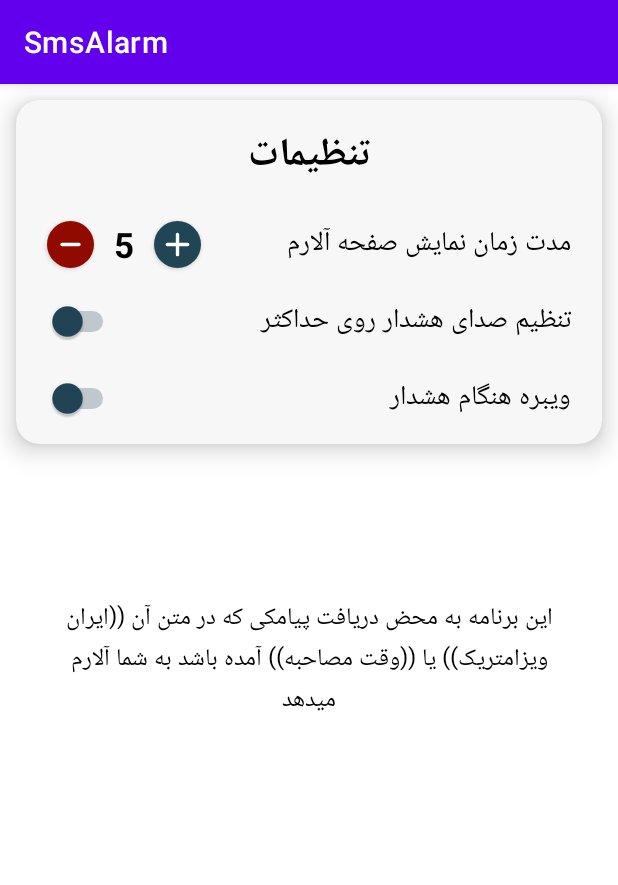
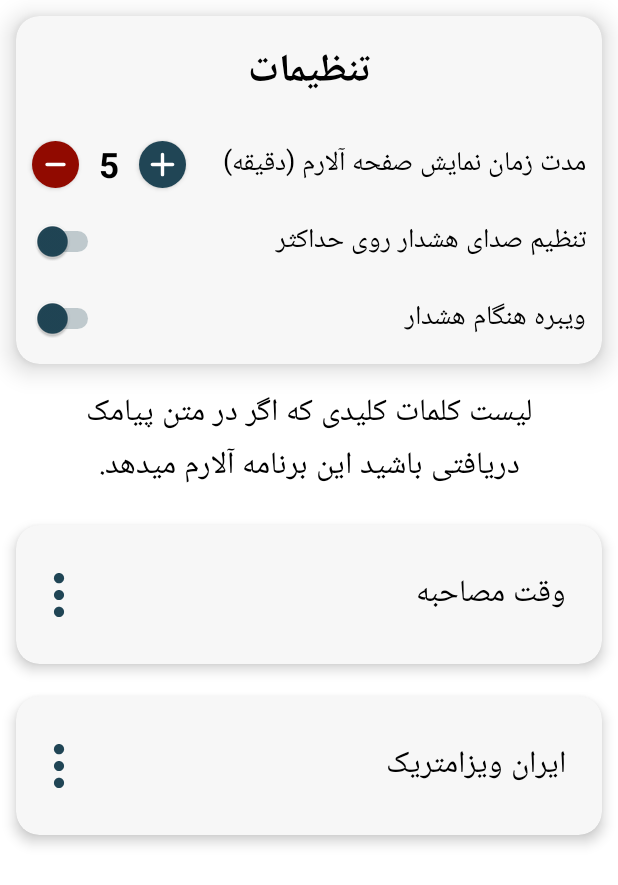
Before and after one commit to mohammadyt9731/smsAlarm, an Android app: the screen it shows after launch (MainActivity), on a phone screen of 412 x 824 dp. Shown: the top 885 px of the screen. Run offline under Robolectric (Android 15) with nearby library versions, the phone set to English and light mode, and no system bars; our stand-ins replace Dagger/Hilt's generated code, Room's generated code, sdp/ssp sizes.

Commit message:
Implement filter list

```diff
--- a/app/src/main/java/com/ddt/smsalarm/data/db/FilterDao.kt
+++ b/app/src/main/java/com/ddt/smsalarm/data/db/FilterDao.kt
@@ -6,7 +6,7 @@ import kotlinx.coroutines.flow.Flow
 @Dao
 interface FilterDao {
 
-    @Insert
+    @Insert(onConflict = OnConflictStrategy.REPLACE)
     suspend fun insertFilter(filterEntity: FilterEntity)
 
     @Update
--- a/app/src/main/java/com/ddt/smsalarm/data/db/FilterEntity.kt
+++ b/app/src/main/java/com/ddt/smsalarm/data/db/FilterEntity.kt
@@ -6,6 +6,6 @@ import androidx.room.PrimaryKey
 @Entity(tableName = "filter")
 data class FilterEntity(
     @PrimaryKey(autoGenerate = true)
-    val id: Int,
+    val id: Int = 0,
     val text: String
 )
--- /dev/null
+++ b/app/src/main/java/com/ddt/smsalarm/ui/FilterAdapter.kt
@@ -0,0 +1,103 @@
+package com.ddt.smsalarm.ui
+
+import android.annotation.SuppressLint
+import android.view.LayoutInflater
+import android.view.View
+import android.view.ViewGroup
+import android.widget.PopupMenu
+import androidx.recyclerview.widget.DiffUtil
+import androidx.recyclerview.widget.RecyclerView
+import com.ddt.smsalarm.R
+import com.ddt.smsalarm.data.db.FilterEntity
+import com.ddt.smsalarm.databinding.ItemFilterListBinding
+import javax.inject.Inject
+
+class FilterAdapter @Inject constructor() :
+    RecyclerView.Adapter<FilterAdapter.ViewHolder>() {
+
+    private var filters = emptyList<FilterEntity>()
+
+    private var deleteClickListener: ((FilterEntity: FilterEntity) -> Unit)? = null
+    private var editClickListener: ((id: Int) -> Unit)? = null
+
+    fun setOnClickListeners(
+        deleteClickListener: ((FilterEntity: FilterEntity) -> Unit),
+        editClickListener: ((id: Int) -> Unit)
+    ) {
+        this.deleteClickListener = deleteClickListener
+        this.editClickListener = editClickListener
+    }
+
+    override fun onCreateViewHolder(parent: ViewGroup, viewType: Int): ViewHolder {
+        val binding =
+            ItemFilterListBinding.inflate(LayoutInflater.from(parent.context), parent, false)
+        return ViewHolder(binding)
+    }
+
+    override fun getItemCount() = filters.size
+
+    override fun onBindViewHolder(holder: ViewHolder, position: Int) {
+        holder.binding.apply {
+            holder.setData(position)
+            ivPopupMenu.setOnClickListener {
+                setUpPopUpMenu(it, position)
+            }
+        }
+    }
+
+    inner class ViewHolder(val binding: ItemFilterListBinding) :
+        RecyclerView.ViewHolder(binding.root) {
+
+        @SuppressLint("SetTextI18n")
+        fun setData(position: Int) {
+            binding.apply {
+                tvFilterText.text = filters[position].text
+            }
+        }
+    }
+
+    private fun setUpPopUpMenu(view: View, position: Int) {
+        val popupMenu = PopupMenu(view.context, view)
+        popupMenu.menuInflater.inflate(R.menu.popup_menu, popupMenu.menu)
+        popupMenu.setOnMenuItemClickListener { menuItem ->
+            when (menuItem.itemId) {
+                R.id.item_edit -> {
+                    editClickListener?.let { it(filters[position].id) }
+                }
+                R.id.item_delete -> {
+                    deleteClickListener?.let { it(filters[position]) }
+                }
+            }
+            true
+        }
+        popupMenu.show()
+    }
+
+    fun setNewList(newList: List<FilterEntity>) {
+        val mentionDiffUtils = MentionDiffUtils(filters, newList)
+        val diffUtils = DiffUtil.calculateDiff(mentionDiffUtils)
+        filters = newList
+        diffUtils.dispatchUpdatesTo(this)
+    }
+
+    class MentionDiffUtils(
+        private val oldList: List<FilterEntity>, private val newList: List<FilterEntity>
+    ) : DiffUtil.Callback() {
+
+        override fun getOldListSize(): Int {
+            return oldList.size
+        }
+
+        override fun getNewListSize(): Int {
+            return newList.size
+        }
+
+        override fun areItemsTheSame(oldItemPosition: Int, newItemPosition: Int): Boolean {
+            return oldList[oldItemPosition].id == newList[newItemPosition].id
+        }
+
+        override fun areContentsTheSame(oldItemPosition: Int, newItemPosition: Int): Boolean {
+            return oldList[oldItemPosition] === newList[newItemPosition]
+        }
+    }
+}
--- a/app/src/main/java/com/ddt/smsalarm/ui/MainActivity.kt
+++ b/app/src/main/java/com/ddt/smsalarm/ui/MainActivity.kt
@@ -14,10 +14,13 @@ import androidx.appcompat.app.AppCompatActivity
 import androidx.core.app.ActivityCompat
 import androidx.core.content.ContextCompat
 import androidx.lifecycle.lifecycleScope
+import androidx.recyclerview.widget.LinearLayoutManager
 import com.ddt.smsalarm.R
+import com.ddt.smsalarm.data.db.FilterEntity
 import com.ddt.smsalarm.data.model.Setting
 import com.ddt.smsalarm.databinding.ActivityMainBinding
 import dagger.hilt.android.AndroidEntryPoint
+import javax.inject.Inject
 
 @AndroidEntryPoint
 class MainActivity : AppCompatActivity() {
@@ -28,6 +31,9 @@ class MainActivity : AppCompatActivity() {
 
     private lateinit var setting: Setting
 
+    @Inject
+    lateinit var filterAdapter: FilterAdapter
+
     override fun onCreate(savedInstanceState: Bundle?) {
         super.onCreate(savedInstanceState)
         binding = ActivityMainBinding.inflate(layoutInflater, null, false)
@@ -37,6 +43,7 @@ class MainActivity : AppCompatActivity() {
         checkScreenOverlaysPermission()
         initCollection()
         setOnClick()
+        setUpRecyclerView()
     }
 
     private fun getSmsPermission() {
@@ -102,6 +109,12 @@ class MainActivity : AppCompatActivity() {
                 }
             }
         }
+
+        lifecycleScope.launchWhenCreated {
+            viewModel.filters.collect {
+                filterAdapter.setNewList(it)
+            }
+        }
     }
 
     private fun setOnClick() {
@@ -122,14 +135,29 @@ class MainActivity : AppCompatActivity() {
             }
 
             switchVibrator.setOnClickListener {
-                setting=setting.copy(isVibratorEnable = setting.isVibratorEnable.not())
+                setting = setting.copy(isVibratorEnable = setting.isVibratorEnable.not())
                 viewModel.saveSetting(setting)
             }
 
             switchMaxVolume.setOnClickListener {
-                setting=setting.copy(isMaxVolumeEnable = setting.isMaxVolumeEnable.not())
+                setting = setting.copy(isMaxVolumeEnable = setting.isMaxVolumeEnable.not())
                 viewModel.saveSetting(setting)
             }
         }
     }
+
+    private fun setUpRecyclerView() {
+        //setOnClik
+        filterAdapter.setOnClickListeners(
+            deleteClickListener = {
+                viewModel.deleteFilter(it)
+            }, editClickListener = {
+
+            })
+
+        binding.rvFilters.apply {
+            layoutManager = LinearLayoutManager(this@MainActivity)
+            adapter = filterAdapter
+        }
+    }
 }
--- a/app/src/main/java/com/ddt/smsalarm/ui/MainViewModel.kt
+++ b/app/src/main/java/com/ddt/smsalarm/ui/MainViewModel.kt
@@ -3,8 +3,8 @@ package com.ddt.smsalarm.ui
 import androidx.lifecycle.ViewModel
 import androidx.lifecycle.viewModelScope
 import com.ddt.smsalarm.data.MainRepository
+import com.ddt.smsalarm.data.db.FilterEntity
 import com.ddt.smsalarm.data.model.Setting
-import com.ddt.smsalarm.data.db.FilterEntity
 import dagger.hilt.android.lifecycle.HiltViewModel
 import kotlinx.coroutines.Dispatchers
 import kotlinx.coroutines.flow.MutableStateFlow
@@ -22,8 +22,16 @@ class MainViewModel @Inject constructor(private val repository: MainRepository)
     val setting = _setting.asStateFlow()
 
     init {
+        insertDefaultFeature()
         getSetting()
         getFilters()
+
+    }
+
+    private fun insertDefaultFeature() =viewModelScope.launch(Dispatchers.IO) {
+        repository.insertFilter(FilterEntity(id = 1, text = "وقت مصاحبه"))
+        repository.insertFilter(FilterEntity(id = 2, text = "ایران ویزامتریک"))
+
     }
 
     private fun getFilters() = viewModelScope.launch(Dispatchers.IO) {
--- /dev/null
+++ b/app/src/main/res/drawable/ic_menu_kebab.xml
@@ -0,0 +1,15 @@
+<vector xmlns:android="http://schemas.android.com/apk/res/android"
+    android:width="36dp"
+    android:height="36dp"
+    android:viewportWidth="32"
+    android:viewportHeight="32">
+  <path
+      android:fillColor="#FF000000"
+      android:pathData="M13,16c0,1.654 1.346,3 3,3s3,-1.346 3,-3s-1.346,-3 -3,-3S13,14.346 13,16z"/>
+  <path
+      android:fillColor="#FF000000"
+      android:pathData="M13,26c0,1.654 1.346,3 3,3s3,-1.346 3,-3s-1.346,-3 -3,-3S13,24.346 13,26z"/>
+  <path
+      android:fillColor="#FF000000"
+      android:pathData="M13,6c0,1.654 1.346,3 3,3s3,-1.346 3,-3s-1.346,-3 -3,-3S13,4.346 13,6z"/>
+</vector>
--- a/app/src/main/res/layout/activity_main.xml
+++ b/app/src/main/res/layout/activity_main.xml
@@ -8,6 +8,7 @@
     tools:context=".ui.MainActivity">
 
     <com.google.android.material.card.MaterialCardView
+        android:id="@+id/cl_setting"
         android:layout_width="match_parent"
         android:layout_height="wrap_content"
         android:layout_margin="@dimen/_8sdp"
@@ -37,7 +38,8 @@
                 android:id="@+id/tv_alarm_duration_title"
                 android:layout_width="wrap_content"
                 android:layout_height="wrap_content"
-                android:layout_margin="@dimen/_16sdp"
+                android:layout_marginHorizontal="@dimen/_8sdp"
+                android:layout_marginTop="@dimen/_18sdp"
                 android:text="@string/alarm_duration"
                 android:textColor="@color/black"
                 android:textSize="@dimen/_14ssp"
@@ -48,6 +50,7 @@
                 android:id="@+id/btn_increment"
                 android:layout_width="@dimen/_24sdp"
                 android:layout_height="@dimen/_24sdp"
+                android:layout_marginLeft="@dimen/_10sdp"
                 android:insetLeft="0dp"
                 android:insetTop="0dp"
                 android:insetRight="0dp"
@@ -60,7 +63,6 @@
                 app:iconPadding="0dp"
                 app:iconSize="@dimen/_14sdp"
                 app:iconTint="@color/white"
-                android:layout_marginLeft="@dimen/_10sdp"
                 app:layout_constraintBottom_toBottomOf="@id/btn_decrement"
                 app:layout_constraintLeft_toRightOf="@id/tv_alarm_duration"
                 app:layout_constraintTop_toTopOf="@id/btn_decrement" />
@@ -119,15 +121,23 @@
 
 
     <TextView
+        android:id="@+id/filter_list_title"
         android:layout_width="match_parent"
-        android:layout_height="match_parent"
+        android:layout_height="wrap_content"
+        android:layout_marginTop="@dimen/_12sdp"
         android:gravity="center"
         android:paddingHorizontal="32dp"
         android:text="@string/description"
         android:textColor="@color/black"
-        android:textSize="16sp"
-        tools:layout_editor_absoluteX="0dp"
-        tools:layout_editor_absoluteY="25dp" />
+        android:textSize="@dimen/_16ssp"
+        app:layout_constraintTop_toBottomOf="@id/cl_setting" />
 
+    <androidx.recyclerview.widget.RecyclerView
+        android:id="@+id/rv_filters"
+        android:layout_width="match_parent"
+        android:layout_height="0dp"
+        android:layout_marginTop="@dimen/_8sdp"
+        app:layout_constraintBottom_toBottomOf="parent"
+        app:layout_constraintTop_toBottomOf="@id/filter_list_title" />
 
 </androidx.constraintlayout.widget.ConstraintLayout>
--- /dev/null
+++ b/app/src/main/res/layout/item_filter_list.xml
@@ -0,0 +1,44 @@
+<?xml version="1.0" encoding="utf-8"?>
+<com.google.android.material.card.MaterialCardView xmlns:android="http://schemas.android.com/apk/res/android"
+    xmlns:app="http://schemas.android.com/apk/res-auto"
+    android:layout_width="match_parent"
+    android:layout_height="wrap_content"
+    android:layout_margin="@dimen/_8sdp"
+    android:backgroundTint="@color/semi_white"
+    app:cardCornerRadius="@dimen/_12sdp"
+    app:cardElevation="@dimen/_4sdp"
+    app:layout_constraintTop_toTopOf="parent"
+    app:rippleColor="@color/dark_blue_ripple">
+
+    <androidx.constraintlayout.widget.ConstraintLayout
+        android:layout_width="match_parent"
+        android:layout_height="match_parent"
+        android:layout_marginHorizontal="@dimen/_8sdp"
+        android:layout_marginVertical="@dimen/_12sdp">
+
+        <TextView
+            android:id="@+id/tv_filter_text"
+            android:layout_width="0dp"
+            android:layout_height="wrap_content"
+            android:layout_margin="@dimen/_10sdp"
+            android:text="@string/sample_filter"
+            android:textColor="@color/black"
+            android:textSize="@dimen/_16ssp"
+            app:layout_constraintBottom_toBottomOf="parent"
+            app:layout_constraintLeft_toRightOf="@id/iv_popup_menu"
+            app:layout_constraintRight_toRightOf="parent"
+            app:layout_constraintTop_toTopOf="parent" />
+
+        <ImageView
+            android:id="@+id/iv_popup_menu"
+            android:layout_width="wrap_content"
+            android:layout_height="wrap_content"
+            android:src="@drawable/ic_menu_kebab"
+            app:layout_constraintBottom_toBottomOf="@id/tv_filter_text"
+            app:layout_constraintLeft_toLeftOf="parent"
+            app:layout_constraintTop_toTopOf="@id/tv_filter_text"
+            app:tint="@color/dark_blue" />
+
+
+    </androidx.constraintlayout.widget.ConstraintLayout>
+</com.google.android.material.card.MaterialCardView>
--- /dev/null
+++ b/app/src/main/res/menu/popup_menu.xml
@@ -0,0 +1,11 @@
+<?xml version="1.0" encoding="utf-8"?>
+<menu xmlns:android="http://schemas.android.com/apk/res/android">
+
+    <item
+        android:id="@+id/item_edit"
+        android:title="@string/edit"/>
+
+    <item
+        android:id="@+id/item_delete"
+        android:title="@string/delete"/>
+</menu>
--- a/app/src/main/res/values/colors.xml
+++ b/app/src/main/res/values/colors.xml
@@ -11,4 +11,5 @@
     <color name="dark_blue">#204555</color>
     <color name="red">#910A00</color>
     <color name="semi_white">#f7f7f7</color>
+    <color name="dark_blue_ripple">#33204555</color>
 </resources>
--- a/app/src/main/res/values/strings.xml
+++ b/app/src/main/res/values/strings.xml
@@ -1,6 +1,6 @@
 <resources>
     <string name="app_name">SmsAlarm</string>
-    <string name="description">این برنامه به محض دریافت پیامکی که در متن آن ((ایران ویزامتریک)) یا ((وقت مصاحبه)) آمده باشد به شما آلارم میدهد</string>
+    <string name="description">لیست کلمات کلیدی که اگر در متن پیامک دریافتی باشید این برنامه آلارم میدهد.</string>
     <string name="close">بستن</string>
     <string name="sampleSms">متن پیامک</string>
     <string name="get_permission">دریافت مجوز Screen Overlays</string>
@@ -8,8 +8,11 @@
     <string name="givePermission">دادن مجوز</string>
     <string name="cancel">لغو</string>
     <string name="setting">تنظیمات</string>
-    <string name="alarm_duration">مدت زمان نمایش صفحه آلارم</string>
+    <string name="alarm_duration">مدت زمان نمایش صفحه آلارم (دقیقه)</string>
     <string name="max_volume">تنظیم صدای هشدار روی حداکثر</string>
     <string name="vibrate_when_alarm">ویبره هنگام هشدار</string>
     <string name="five">5</string>
+    <string name="sample_filter">وقت مصاحبه</string>
+    <string name="edit">ویرایش</string>
+    <string name="delete">حذف</string>
 </resources>
--- a/app/src/main/res/values/themes.xml
+++ b/app/src/main/res/values/themes.xml
@@ -1,9 +1,9 @@
 <resources xmlns:tools="http://schemas.android.com/tools">
     <!-- Base application theme. -->
-    <style name="Theme.SmsAlarm" parent="Theme.MaterialComponents.DayNight.DarkActionBar">
+    <style name="Theme.SmsAlarm" parent="Theme.MaterialComponents.DayNight.NoActionBar">
         <!-- Primary brand color. -->
-        <item name="colorPrimary">@color/purple_500</item>
-        <item name="colorPrimaryVariant">@color/purple_700</item>
+        <item name="colorPrimary">@color/dark_blue</item>
+        <item name="colorPrimaryVariant">@color/dark_blue</item>
         <item name="colorOnPrimary">@color/white</item>
         <!-- Secondary brand color. -->
         <item name="colorSecondary">@color/teal_200</item>
@@ -22,7 +22,10 @@
         <item name="android:checked">true</item>
         <item name="android:theme">@style/slider_theme</item>
         <item name="android:gravity">right|center</item>
-        <item name="android:layout_margin">@dimen/_16sdp</item>
+        <item name="android:layout_marginRight">@dimen/_8sdp</item>
+        <item name="android:layout_marginLeft">@dimen/_8sdp</item>
+        <item name="android:layout_marginTop">@dimen/_16sdp</item>
+        <item name="android:layout_marginBottom">@dimen/_16sdp</item>
     </style>
 
     <style name="slider_theme" parent="Theme.MaterialComponents.Light.NoActionBar">
```
